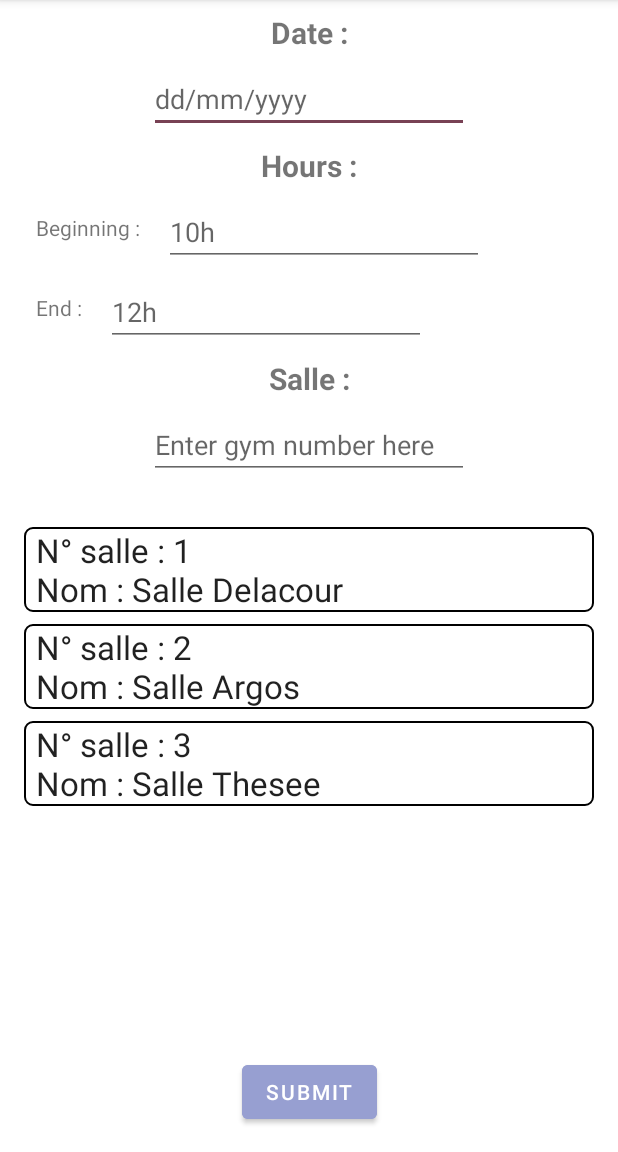
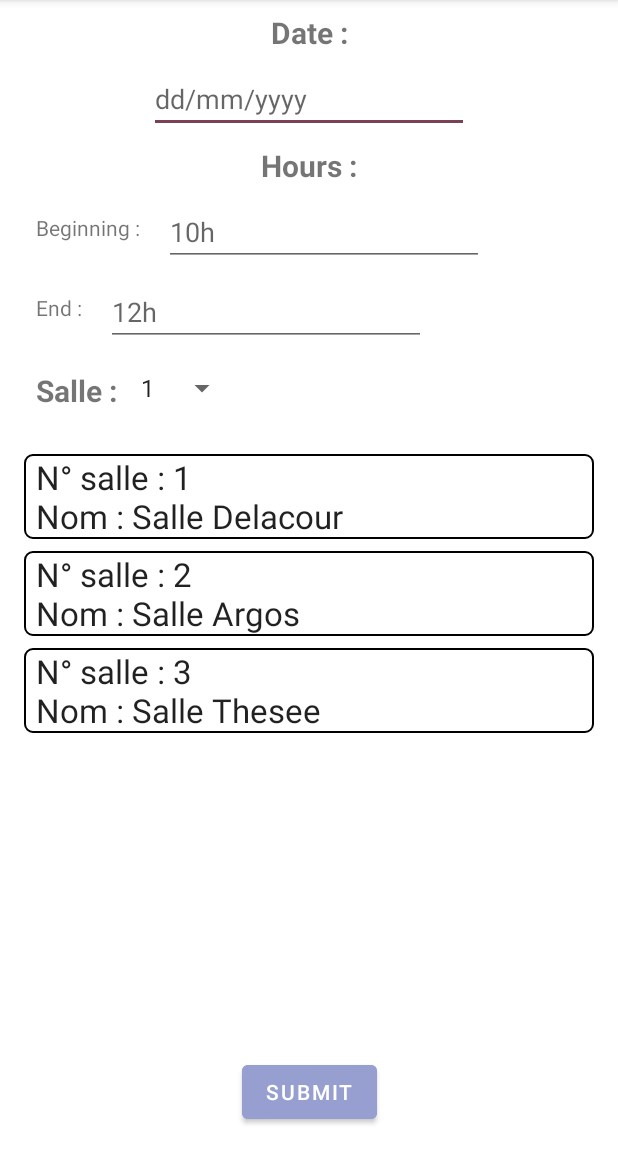
Before and after one commit to ECN-info-MEDEV/tp-devmo-canal_conraux_devmo, an Android app: the NewReservationActivity screen opened directly, with no data from a screen before it, on a phone screen of 412 x 824 dp, the part 84-1236 px from its top. Run offline under Robolectric (Android 15) with nearby library versions, the phone set to English and light mode, and no system bars; our stand-ins replace Room's generated code.

Commit message:
Replaced plaintext with spinner for salle choice

```diff
--- a/app/src/main/java/com/example/musclerent/NewReservationActivity.java
+++ b/app/src/main/java/com/example/musclerent/NewReservationActivity.java
@@ -8,13 +8,18 @@ import androidx.recyclerview.widget.RecyclerView;
 import android.content.Intent;
 import android.os.Bundle;
 import android.text.TextUtils;
+import android.view.View;
+import android.widget.AdapterView;
+import android.widget.ArrayAdapter;
 import android.widget.Button;
 import android.widget.EditText;
+import android.widget.Spinner;
 
 import java.util.ArrayList;
 import java.util.List;
 
-public class NewReservationActivity extends AppCompatActivity {
+public class NewReservationActivity extends AppCompatActivity implements
+        AdapterView.OnItemSelectedListener {
 
     public static final String EXTRA_REPLY_DATE = "com.example.musclerent.REPLY_DATE";
     public static final String EXTRA_REPLY_BEGINNING = "com.example.musclerent.REPLY_BEGINNING";
@@ -24,7 +29,8 @@ public class NewReservationActivity extends AppCompatActivity {
     private EditText mEditDateView;
     private EditText mEditBeginningView;
     private EditText mEditEndView;
-    private EditText mEditSalleView;
+
+    private String salleNumber;
 
     private SalleViewModel mSalleViewModel;
 
@@ -35,8 +41,7 @@ public class NewReservationActivity extends AppCompatActivity {
         mEditDateView = findViewById(R.id.date_edit);
         mEditBeginningView = findViewById(R.id.beginning_edit);
         mEditEndView = findViewById(R.id.end_edit);
-        mEditSalleView = findViewById(R.id.salle_edit);
-
+        salleNumber = "1";
 
         //View of salles of the database
         RecyclerView recyclerViewSalle = findViewById(R.id.recyclerviewsalle);
@@ -51,16 +56,33 @@ public class NewReservationActivity extends AppCompatActivity {
             adapter.submitList(salles);
         });
 
+        // Create the spinner.
+        Spinner spinner = findViewById(R.id.salle_spinner);
+        if (spinner != null) {
+            spinner.setOnItemSelectedListener(this);
+        }
+
+        //Create an adapted list for the spinner from ressources
+        ArrayAdapter<CharSequence> adapterSpinner = ArrayAdapter.createFromResource(this,
+                R.array.salle_numbers, android.R.layout.simple_spinner_item);
+        adapterSpinner.setDropDownViewResource
+                (android.R.layout.simple_spinner_dropdown_item);
+
+        //Apply the adapted list to the spinner
+        if (spinner != null) {
+            spinner.setAdapter(adapterSpinner);
+        }
+
         final Button button = findViewById(R.id.submit_button);
         button.setOnClickListener(view -> {
             Intent replyIntent = new Intent();
-            if (TextUtils.isEmpty(mEditDateView.getText()) || TextUtils.isEmpty(mEditBeginningView.getText()) || TextUtils.isEmpty(mEditEndView.getText()) ||TextUtils.isEmpty(mEditSalleView.getText())) {
+            if (TextUtils.isEmpty(mEditDateView.getText()) || TextUtils.isEmpty(mEditBeginningView.getText()) || TextUtils.isEmpty(mEditEndView.getText()) ||(salleNumber == null)) {
                 setResult(RESULT_CANCELED, replyIntent);
             } else {
                 String date = mEditDateView.getText().toString();
                 String beginning = mEditBeginningView.getText().toString();
                 String end = mEditEndView.getText().toString();
-                String salle = mEditSalleView.getText().toString();
+                String salle = salleNumber;
                 replyIntent.putExtra(EXTRA_REPLY_DATE, date);
                 replyIntent.putExtra(EXTRA_REPLY_BEGINNING, beginning);
                 replyIntent.putExtra(EXTRA_REPLY_END, end);
@@ -69,5 +91,17 @@ public class NewReservationActivity extends AppCompatActivity {
             }
             finish();
         });
+
+    }
+
+    @Override
+    public void onItemSelected(AdapterView<?> adapterView, View view, int
+            i, long l) {
+        salleNumber = adapterView.getItemAtPosition(i).toString();
+    }
+
+    @Override
+    public void onNothingSelected(AdapterView<?> adapterView) {
+
     }
 }
--- a/app/src/main/res/layout/activity_new_reservation.xml
+++ b/app/src/main/res/layout/activity_new_reservation.xml
@@ -101,25 +101,13 @@
         android:id="@+id/salle_label"
         android:layout_width="wrap_content"
         android:layout_height="wrap_content"
-        android:layout_marginTop="8dp"
+        android:layout_marginStart="24dp"
+        android:layout_marginTop="16dp"
         android:text="@string/salle_label"
         android:textSize="20sp"
         android:textStyle="bold"
-        app:layout_constraintEnd_toEndOf="parent"
         app:layout_constraintStart_toStartOf="parent"
         app:layout_constraintTop_toBottomOf="@+id/end_edit" />
-
-    <EditText
-        android:id="@+id/salle_edit"
-        android:layout_width="wrap_content"
-        android:layout_height="wrap_content"
-        android:layout_marginTop="8dp"
-        android:ems="10"
-        android:hint="@string/salle_hint"
-        android:inputType="number"
-        app:layout_constraintEnd_toEndOf="parent"
-        app:layout_constraintStart_toStartOf="parent"
-        app:layout_constraintTop_toBottomOf="@+id/salle_label" />
 
     <androidx.recyclerview.widget.RecyclerView
         android:id="@+id/recyclerviewsalle"
@@ -131,6 +119,15 @@
         app:layout_constraintBottom_toTopOf="@+id/submit_button"
         app:layout_constraintLeft_toLeftOf="parent"
         app:layout_constraintRight_toRightOf="parent"
-        app:layout_constraintTop_toBottomOf="@id/salle_edit"
+        app:layout_constraintTop_toBottomOf="@+id/salle_spinner"
         tools:listitem="@layout/recyclerview_item_salle" />
+
+    <Spinner
+        android:id="@+id/salle_spinner"
+        android:layout_width="wrap_content"
+        android:layout_height="wrap_content"
+        android:layout_marginStart="8dp"
+        android:layout_marginTop="16dp"
+        app:layout_constraintStart_toEndOf="@+id/salle_label"
+        app:layout_constraintTop_toBottomOf="@+id/end_edit" />
 </androidx.constraintlayout.widget.ConstraintLayout>
--- a/app/src/main/res/values/strings.xml
+++ b/app/src/main/res/values/strings.xml
@@ -12,4 +12,10 @@
     <string name="empty_not_saved">Some fields were empty, reservation not saved.</string>
     <string name="salle_label">Salle :</string>
     <string name="salle_hint">Enter gym number here</string>
+
+    <string-array name="salle_numbers">
+        <item>1</item>
+        <item>2</item>
+        <item>3</item>
+    </string-array>
 </resources>
```
